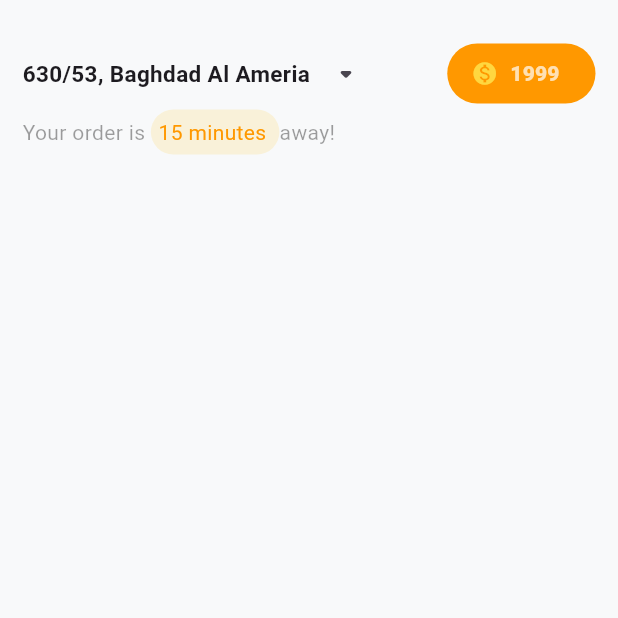
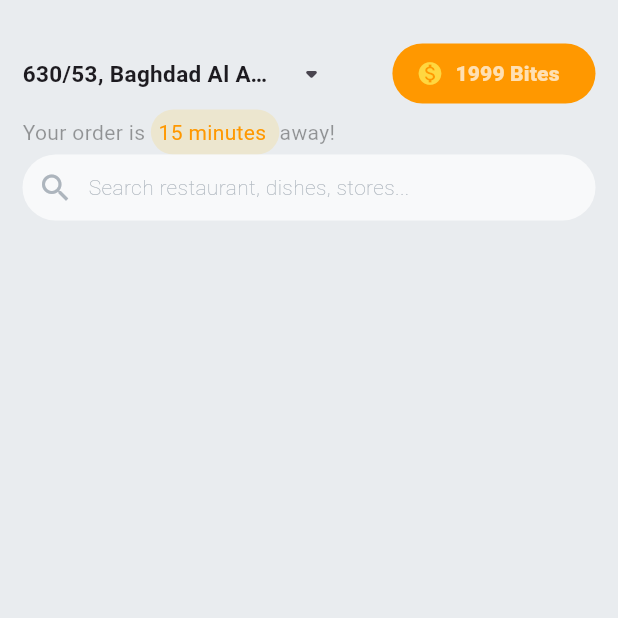
Before and after one commit to BugZilla27/BiteApp, a Flutter app: the screen it shows after launch, on a phone screen of 412 x 824 dp, the top half of it. Run offline on Flutter 3.47's test engine with Material 3 defaults, Android fonts, the phone set to English and light mode, and no system bars; our stand-ins replace google_fonts; Roboto replaces fonts that are missing (Ubuntu).

Commit message:
Static Container acts like a searchbar is implemented

```diff
--- a/lib/home_screen.dart
+++ b/lib/home_screen.dart
@@ -7,68 +7,13 @@ class Homescreen extends StatelessWidget {
   @override
   Widget build(BuildContext context) {
     return Scaffold(
-      backgroundColor: Color(0xfff8f9fa),
-      // appBar: AppBar(
-      //   title: Column(
-      //     children: [
-      //       Row(
-      //         children: [
-      //           Text(
-      //             '630/53, Baghdad Al Ameria',
-      //             style: GoogleFonts.ubuntu(
-      //               fontSize: 15,
-      //               fontWeight: FontWeight.w400,
-      //             ),
-      //           ),
-      //           IconButton(
-      //             onPressed: () {},
-      //             icon: Icon(Icons.arrow_drop_down_rounded),
-      //           ),
-      //           Spacer(),
-      //           // Container(
-      //           //   decoration: BoxDecoration(
-      //           //     color: Colors.orange,
-      //           //     borderRadius: BorderRadius.circular(15),
-      //           //   ),
-      //           //   padding: const EdgeInsets.all(5),
-      //           //   child: Row(
-      //           //     children: [
-      //           //       Icon(Icons.money),
-      //           //       Text('1999', style: GoogleFonts.ubuntu(fontSize: 15)),
-      //           //     ],
-      //           //   ),
-      //           // ),
-      //         ],
-      //       ),
-      //       Text(
-      //         'Your order is 15 minutes away!',
-      //         style: TextStyle(color: Colors.black),
-      //       ),
-      //     ],
-      //   ),
-      //   actions: [
-      //     OutlinedButton.icon(
-      //       onPressed: () {},
-      //       style: OutlinedButton.styleFrom(
-      //         backgroundColor: Colors.orange,
-      //         side: BorderSide.none,
-      //       ),
-      //       icon: Icon(Icons.monetization_on, color: Colors.amberAccent),
-      //       label: Text(
-      //         '1999',
-      //         style: GoogleFonts.ubuntu(
-      //           color: Colors.white70,
-      //           fontWeight: FontWeight.w900,
-      //         ),
-      //       ),
-      //     ),
-      //   ],
-      // ),
+      backgroundColor: Color(0xffe9ecef),
       body: Container(
         alignment: Alignment.center,
-        // decoration: BoxDecoration(color: Colors.amberAccent),
         margin: EdgeInsetsDirectional.only(top: 25, start: 15, end: 15),
         child: Column(
+          children: [
+            Column(
               crossAxisAlignment: CrossAxisAlignment.start,
               children: [
                 Row(
@@ -77,11 +22,15 @@ class Homescreen extends StatelessWidget {
                       flex: 2,
                       child: Row(
                         children: [
-                      Text(
+                          Flexible(
+                            child: Text(
+                              overflow: TextOverflow.ellipsis,
+                              maxLines: 1,
                               '630/53, Baghdad Al Ameria',
                               style: GoogleFonts.ubuntu(
                                 fontSize: 15,
                                 fontWeight: FontWeight.bold,
+                              ),
                             ),
                           ),
                           IconButton(
@@ -91,6 +40,7 @@ class Homescreen extends StatelessWidget {
                         ],
                       ),
                     ),
+                    const SizedBox(width: 30),
                     // Container(
                     //   decoration: BoxDecoration(
                     //     color: Colors.orange,
@@ -110,9 +60,12 @@ class Homescreen extends StatelessWidget {
                         backgroundColor: Colors.orange,
                         side: BorderSide.none,
                       ),
-                  icon: Icon(Icons.monetization_on, color: Colors.amberAccent),
+                      icon: Icon(
+                        Icons.monetization_on,
+                        color: Colors.amberAccent,
+                      ),
                       label: Text(
-                    '1999',
+                        '1999 Bites',
                         style: GoogleFonts.ubuntu(
                           color: Colors.white70,
                           fontWeight: FontWeight.w900,
@@ -123,7 +76,10 @@ class Homescreen extends StatelessWidget {
                 ),
                 Row(
                   children: [
-                Text('Your order is ', style: TextStyle(color: Colors.black38)),
+                    Text(
+                      'Your order is ',
+                      style: TextStyle(color: Colors.black38),
+                    ),
                     Container(
                       padding: EdgeInsets.all(5),
                       decoration: BoxDecoration(
@@ -140,6 +96,36 @@ class Homescreen extends StatelessWidget {
                 ),
               ],
             ),
+            Expanded(
+              child: ListView(
+                children: [
+                  //This will be replaced with search widget
+                  Container(
+                    decoration: BoxDecoration(
+                      color: Colors.white70,
+                      borderRadius: BorderRadius.circular(25),
+                    ),
+                    child: Row(
+                      children: [
+                        Container(
+                          margin: EdgeInsets.all(10),
+                          child: Icon(Icons.search, color: Color(0xffadb5bd)),
+                        ),
+                        Text(
+                          'Search restaurant, dishes, stores...',
+                          style: GoogleFonts.ubuntu(
+                            fontWeight: FontWeight.w100,
+                            color: Color(0xffadb5bd),
+                          ),
+                        ),
+                      ],
+                    ),
+                  ),
+                ],
+              ),
+            ),
+          ],
+        ),
       ),
     );
   }
```
Lines whose indentation alone changed are shown as unchanged.
